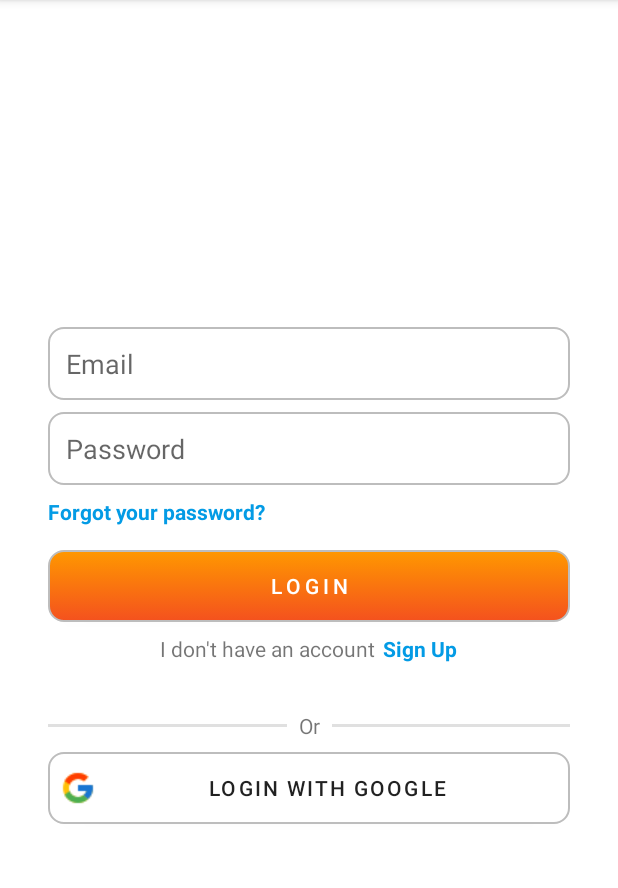
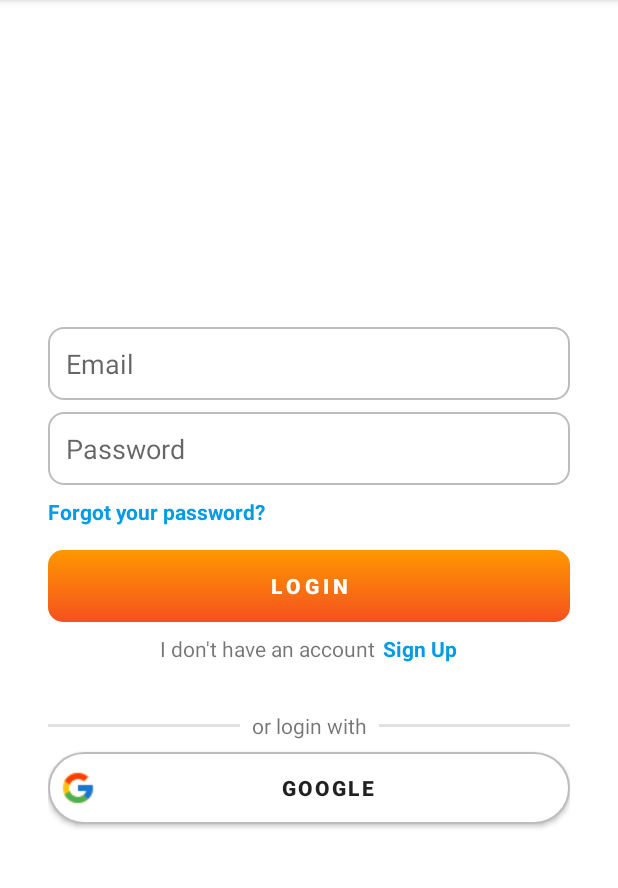
Before and after one commit to johndeweyzxc/DataVault, an Android app: the screen it shows after launch (MainActivity), on a phone screen of 412 x 824 dp, the part 84-972 px from its top. Run offline under Robolectric (Android 15) with nearby library versions, the phone set to English and light mode, and no system bars; our stand-ins replace Firebase (no records; nobody signed in at launch, a user with empty details on screens opened directly).

Commit message:
Moved string values to strings.xml

```diff
--- a/app/src/main/res/drawable/button_login.xml
+++ b/app/src/main/res/drawable/button_login.xml
@@ -8,9 +8,6 @@
                 android:angle="-135"
                 />
             <corners android:radius="10dp" />
-            <stroke
-                android:width="1dp"
-                android:color="@color/grey_400" />
         </shape>
     </item>
 </selector>
--- a/app/src/main/res/drawable/login_with_google.xml
+++ b/app/src/main/res/drawable/login_with_google.xml
@@ -3,10 +3,10 @@
     <item>
         <shape android:shape="rectangle">
             <solid android:color="@color/white" />
-            <corners android:radius="10dp" />
+            <corners android:radius="55dp" />
             <stroke
                 android:color="@color/grey_400"
-                android:width="1dp"/>
+                android:width="1dp" />
         </shape>
     </item>
 </selector>
--- a/app/src/main/res/layout/activity_main.xml
+++ b/app/src/main/res/layout/activity_main.xml
@@ -18,7 +18,7 @@
 
         <androidx.appcompat.widget.LinearLayoutCompat
             android:layout_width="match_parent"
-            android:layout_height="match_parent"
+            android:layout_height="wrap_content"
             android:orientation="vertical"
             android:gravity="center">
 
@@ -27,11 +27,13 @@
                 android:layout_width="match_parent"
                 android:layout_height="wrap_content"
                 android:background="@drawable/input_login"
-                android:hint="Email"
+                android:hint="@string/login_edit_text_email"
                 android:padding="12sp"
                 app:layout_constraintBottom_toTopOf="@+id/passwordInput"
                 app:layout_constraintEnd_toEndOf="parent"
-                app:layout_constraintStart_toStartOf="parent" />
+                app:layout_constraintStart_toStartOf="parent"
+                android:autofillHints=""
+                android:inputType="textEmailAddress" />
 
             <EditText
                 android:id="@+id/etLoginPassword"
@@ -40,19 +42,20 @@
                 android:layout_marginTop="8dp"
                 android:layout_marginBottom="8dp"
                 android:background="@drawable/input_login"
-                android:hint="Password"
+                android:hint="@string/login_edit_text_password"
                 android:inputType="textPassword"
                 android:padding="12sp"
                 app:layout_constraintBottom_toBottomOf="parent"
                 app:layout_constraintEnd_toEndOf="parent"
                 app:layout_constraintStart_toStartOf="parent"
-                app:layout_constraintTop_toTopOf="parent" />
+                app:layout_constraintTop_toTopOf="parent"
+                android:autofillHints="" />
 
             <TextView
                 android:id="@+id/tvLoginForgotPassword"
                 android:layout_width="match_parent"
                 android:layout_height="wrap_content"
-                android:text="Forgot your password?"
+                android:text="@string/login_text_view_forgot_password"
                 android:textColor="@color/light_blue_600"
                 android:textStyle="bold"
                 android:layout_marginBottom="16dp"/>
@@ -63,7 +66,8 @@
                 android:layout_height="wrap_content"
                 android:background="@drawable/button_login"
                 android:letterSpacing="0.2"
-                android:text="Login"
+                android:text="@string/login_button_text"
+                android:textStyle="bold"
                 android:textColor="@color/white"
                 app:layout_constraintEnd_toEndOf="parent"
                 app:layout_constraintStart_toStartOf="parent"
@@ -77,13 +81,13 @@
                 <TextView
                     android:layout_width="wrap_content"
                     android:layout_height="wrap_content"
-                    android:text="I don't have an account"/>
+                    android:text="@string/login_text_view_not_have_account"/>
                 <TextView
                     android:id="@+id/tvLoginSignUp"
                     android:layout_width="wrap_content"
                     android:layout_height="wrap_content"
-                    android:layout_marginLeft="5dp"
-                    android:text="Sign Up"
+                    android:layout_marginStart="5dp"
+                    android:text="@string/login_text_view_sign_up"
                     android:textStyle="bold"
                     android:textColor="@color/light_blue_600"/>
             </androidx.appcompat.widget.LinearLayoutCompat>
@@ -106,7 +110,7 @@
                     android:layout_height="wrap_content"
                     android:layout_marginLeft="8dp"
                     android:layout_marginRight="8dp"
-                    android:text="Or"/>
+                    android:text="@string/login_text_view_login_with"/>
                 <View
                     android:id="@+id/divider2"
                     android:layout_width="0dp"
@@ -120,9 +124,10 @@
                 android:id="@+id/btnLoginWithGoogle"
                 android:layout_width="match_parent"
                 android:layout_height="wrap_content"
-                android:drawableLeft="@drawable/google_icon"
-                android:text="LOGIN WITH GOOGLE"
+                android:drawableStart="@drawable/google_icon"
+                android:text="@string/login_button_text_google"
                 android:textAllCaps="false"
+                android:textStyle="bold"
                 android:letterSpacing="0.1"
                 android:padding="8dp"
                 android:layout_marginTop="8dp"
--- a/app/src/main/res/layout/data_container.xml
+++ b/app/src/main/res/layout/data_container.xml
@@ -13,21 +13,21 @@
         android:id="@+id/tvDataAppName"
         android:layout_width="wrap_content"
         android:layout_height="wrap_content"
-        android:text="Facebook"
+        android:text="@string/data_container_text_view_facebook"
         android:textSize="28sp" />
 
     <TextView
         android:id="@+id/tvDataUserName"
         android:layout_width="wrap_content"
         android:layout_height="wrap_content"
-        android:text="johndewey.altura1"
+        android:text="@string/data_container_text_view_username"
         android:textSize="18sp"
         android:layout_marginTop="5dp"/>
     <TextView
         android:id="@+id/tvDataEmail"
         android:layout_width="wrap_content"
         android:layout_height="wrap_content"
-        android:text="johndewey02003@gmail.com"/>
+        android:text="@string/data_container_text_view_email"/>
 
     <TextView
         android:id="@+id/tvDocId"
--- a/app/src/main/res/values/strings.xml
+++ b/app/src/main/res/values/strings.xml
@@ -2,4 +2,31 @@
     <string name="app_name">DataVault</string>
     <string name="open">Open</string>
     <string name="close">Close</string>
+    <string name="content_floating_button">Launches the CreateDataActivity</string>
+    <string name="create_edit_text_hint_application_name">App name</string>
+    <string name="create_edit_text_hint_username">Username</string>
+    <string name="create_edit_text_hint_email">Email</string>
+    <string name="create_edit_text_hint_password">Password</string>
+    <string name="create_edit_text_hint_phone_number">Phone Number</string>
+    <string name="create_data_button_text_save_data">Save Data</string>
+    <string name="login_edit_text_email">Email</string>
+    <string name="login_edit_text_password">Password</string>
+    <string name="login_text_view_forgot_password">Forgot your password?</string>
+    <string name="login_button_text">Login</string>
+    <string name="login_text_view_not_have_account">I don\'t have an account</string>
+    <string name="login_text_view_sign_up">Sign Up</string>
+    <string name="login_text_view_login_with">or login with</string>
+    <string name="login_button_text_google">GOOGLE</string>
+    <string name="register_edit_text_email">Email</string>
+    <string name="register_edit_text_password">Password</string>
+    <string name="register_edit_text_confirm_password">Confirm Password</string>
+    <string name="register_button">Create an Account</string>
+    <string name="register_text_view_have_account">I have an account</string>
+    <string name="register_text_view_login_instead">Login Instead</string>
+    <string name="data_container_text_view_facebook">Facebook</string>
+    <string name="data_container_text_view_username">johndewey.123</string>
+    <string name="data_container_text_view_email">johndewey02003@gmail.com</string>
+    <string name="nav_header_image_view">Photo of the user</string>
+    <string name="nav_header_text_view_name">John Dewey</string>
+    <string name="nav_header_text_view_email">johndewey@email.com</string>
 </resources>
```
Also changed, not shown: app/src/main/res/layout/activity_content.xml (+4 -3 lines), app/src/main/res/layout/activity_create_data.xml (+21 -11 lines), app/src/main/res/layout/activity_register.xml (+15 -11 lines), app/src/main/res/layout/nav_header.xml (+12 -19 lines).
